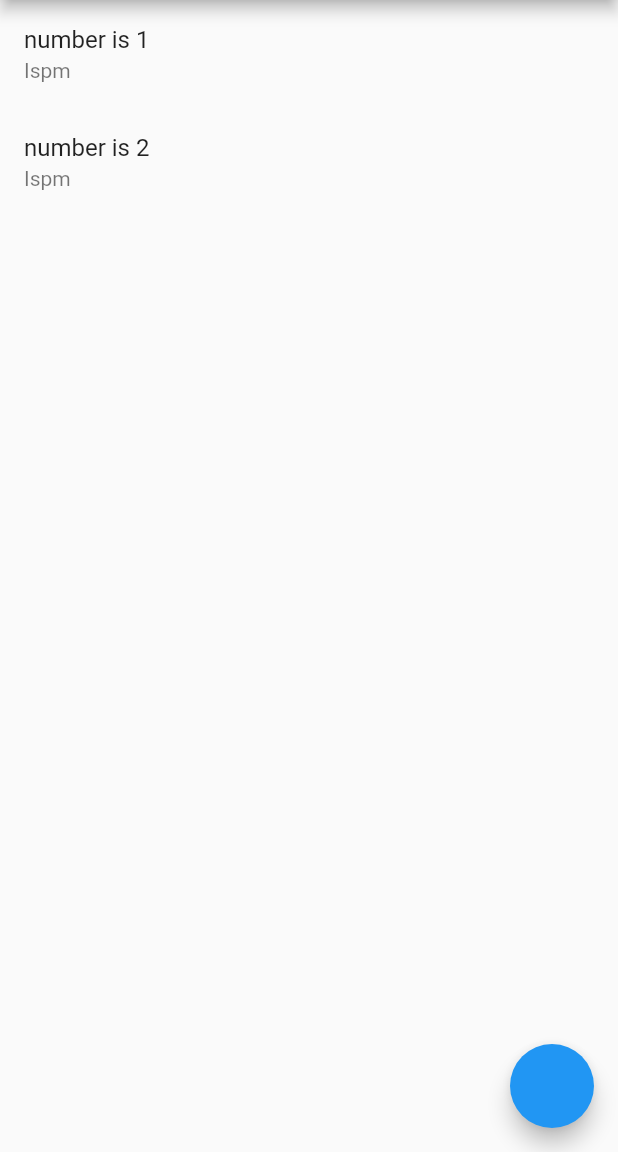
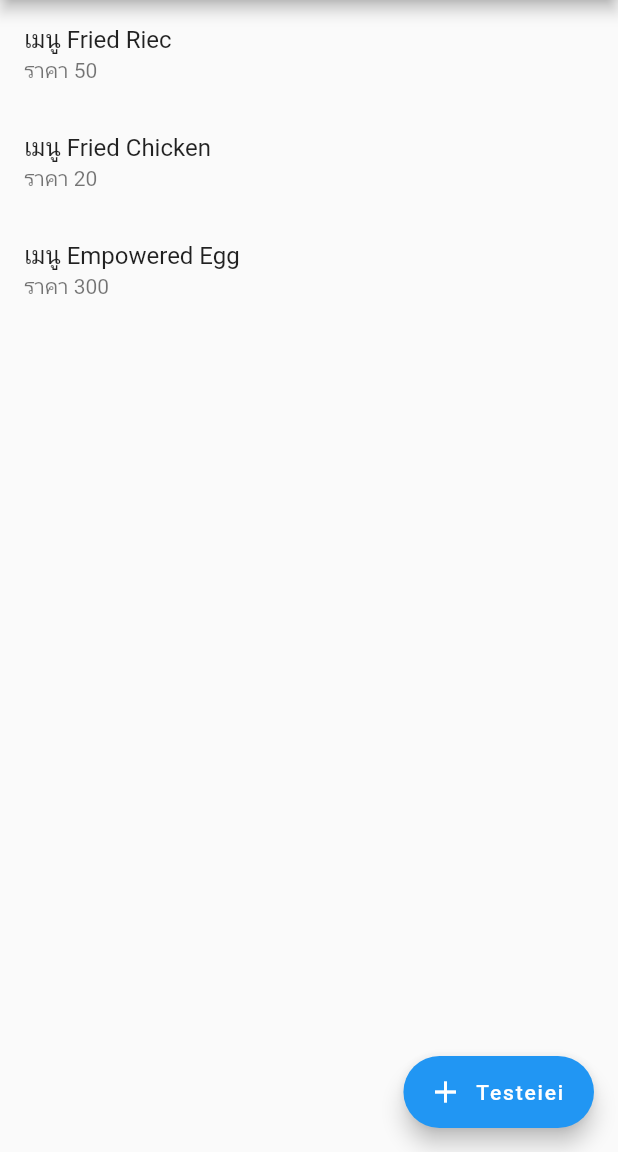
Before and after one commit to pl98754321/MYFirstFlutter, a Flutter app: the screen it shows after launch, on a phone screen of 412 x 824 dp, the part 84-1236 px from its top. Run offline on Flutter 3.47's test engine with Material 2 defaults, Android fonts, the phone set to English and light mode, and no system bars.

Commit message:
FoodList

```diff
--- a/flutter_application_1/lib/CreatedWid.dart
+++ b/flutter_application_1/lib/CreatedWid.dart
@@ -5,6 +5,7 @@ import 'Food.dart';
 import 'package:flutter/material.dart';
 
 class Createwid {
+//เก็บเนื้อหาเรื่อง list
   List<Widget> getlist(int num) {
     List<Widget> data = [];
     for (int i = 0; i < num; i++) {
@@ -15,12 +16,4 @@ class Createwid {
     }
     return data;
   }
-
-  Widget Buil = ListView.builder(
-      itemCount: 5,
-      itemBuilder: (BuildContext context, int index) {
-        return ListTile(
-          title: Text("เมนูที่${index + 1}"),
-        );
-      });
 }
--- a/flutter_application_1/lib/Food.dart
+++ b/flutter_application_1/lib/Food.dart
@@ -1,5 +1,5 @@
 class Food {
   String name;
-  String price;
+  int price;
   Food(this.name, this.price) {}
 }
--- a/flutter_application_1/lib/main.dart
+++ b/flutter_application_1/lib/main.dart
@@ -27,6 +27,8 @@ class MyHomepage extends StatefulWidget {
 
 class _MyHomepageState extends State<MyHomepage> with Createwid {
   int number = 2;
+
+  //แสดงผล
   @override
   Widget build(BuildContext context) {
     return Scaffold(
@@ -34,17 +36,34 @@ class _MyHomepageState extends State<MyHomepage> with Createwid {
           title: Text("AppbartitlePluem"),
         ),
         body: Center(
-            child: ListView(
-          children: getlist(number),
-        )),
-        floatingActionButton: FloatingActionButton(onPressed: () {
-          addnum();
-        }));
+          child: ListView.builder(
+              itemCount: listFood.length,
+              itemBuilder: (BuildContext context, int index) {
+                Food Afood = listFood[index];
+                return ListTile(
+                  title: Text("เมนู ${Afood.name}"),
+                  subtitle: Text("ราคา ${Afood.price}"),
+                );
+              }),
+        ),
+        floatingActionButton: FloatingActionButton.extended(
+          onPressed: () {},
+          label: Text("Testeiei"),
+          icon: Icon(Icons.add),
+        ));
   }
 
+  //ฟังก์ชั่นเพิ่มตัวเลข
   void addnum() {
     return setState(() {
       number++;
     });
   }
+
+  //listFood
+  List<Food> listFood = [
+    Food('Fried Riec', 50),
+    Food('Fried Chicken', 20),
+    Food('Empowered Egg', 300),
+  ];
 }
--- a/flutter_application_1/pubspec.yaml
+++ b/flutter_application_1/pubspec.yaml
@@ -48,6 +48,8 @@ flutter:
   # assets:
   #   - images/a_dot_burr.jpeg
   #   - images/a_dot_ham.jpeg
+  assets:
+    -assets\image
 
   # An image asset can refer to one or more resolution-specific "variants", see
   # https://flutter.dev/assets-and-images/#resolution-aware.
```
Also changed, not shown: flutter_application_1/assets/image/egg.jpg (added), flutter_application_1/assets/image/fried_chicken.jpg (added), flutter_application_1/assets/image/fried_rice.jpg (added).
